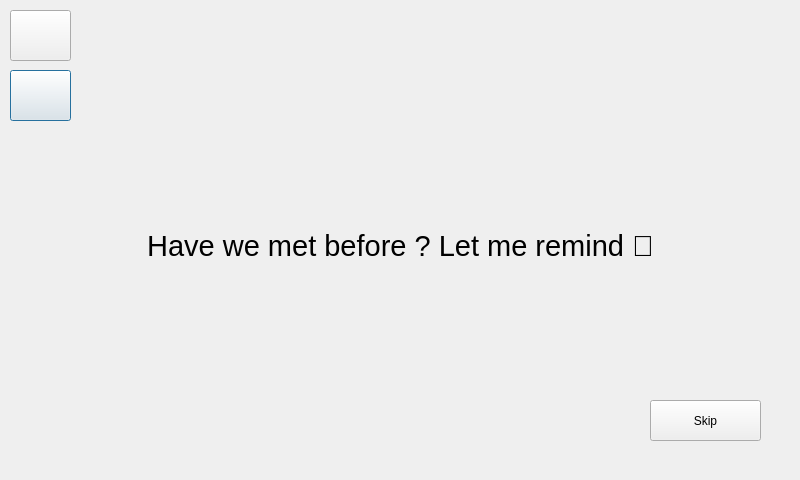
The window that UI/smrr_ui/src/ui/screen_face.ui (ENTC-FYP-19-G08/ismrr) describes before a commit, drawn with Qt 5.
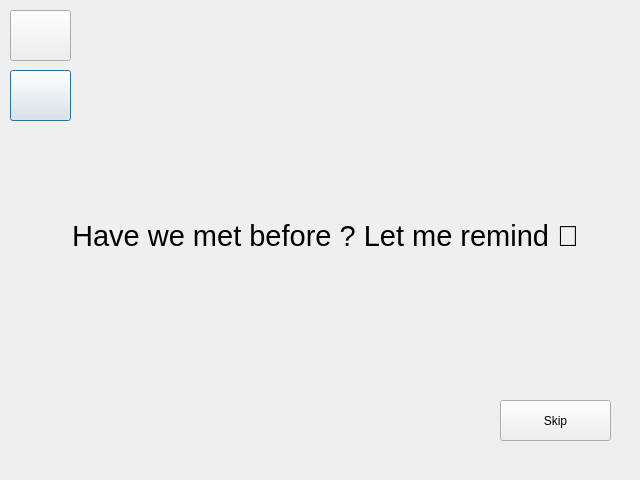
The same window after the commit. Icons and pictures are not drawn.

Commit message: update ui resolution 640x480

The edit to the form file:
```diff
--- a/UI/smrr_ui/src/ui/screen_face.ui
+++ b/UI/smrr_ui/src/ui/screen_face.ui
@@ -6,7 +6,7 @@
    <rect>
     <x>0</x>
     <y>0</y>
-    <width>800</width>
+    <width>640</width>
     <height>480</height>
    </rect>
   </property>
@@ -48,9 +48,9 @@
   <widget class="QLabel" name="label">
    <property name="geometry">
     <rect>
-     <x>20</x>
-     <y>170</y>
-     <width>761</width>
+     <x>40</x>
+     <y>160</y>
+     <width>571</width>
      <height>151</height>
     </rect>
    </property>
@@ -98,7 +98,7 @@
   <widget class="QPushButton" name="btnSkip">
    <property name="geometry">
     <rect>
-     <x>650</x>
+     <x>500</x>
      <y>400</y>
      <width>111</width>
      <height>41</height>
```
The commit also changes 3 other files.
